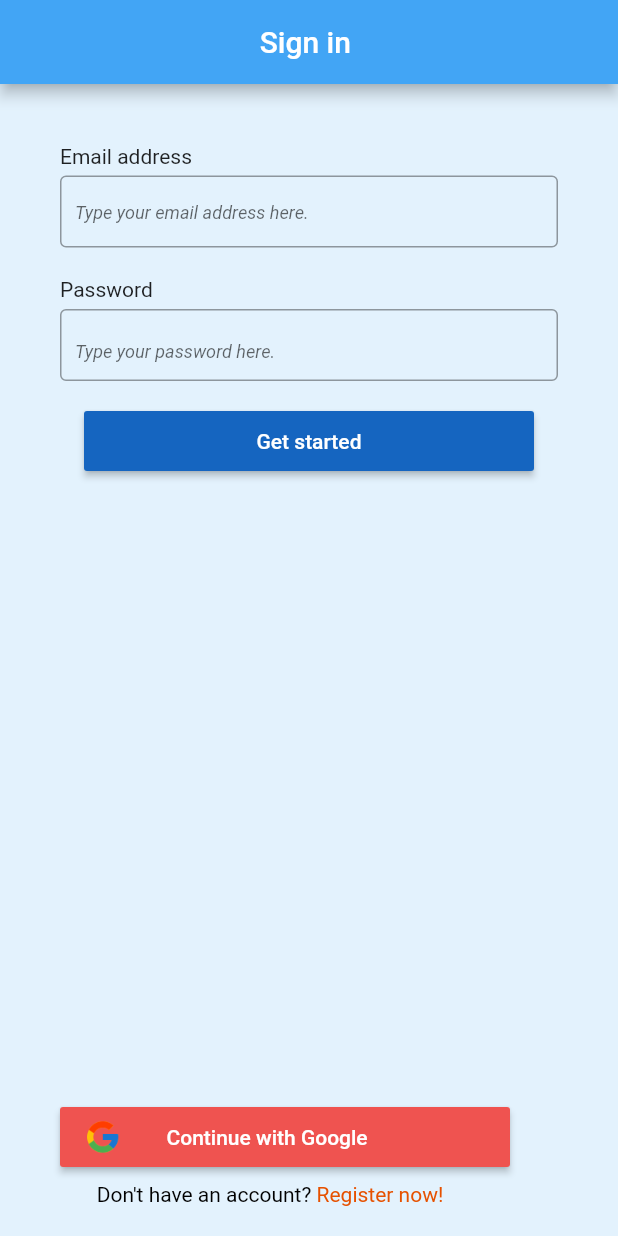
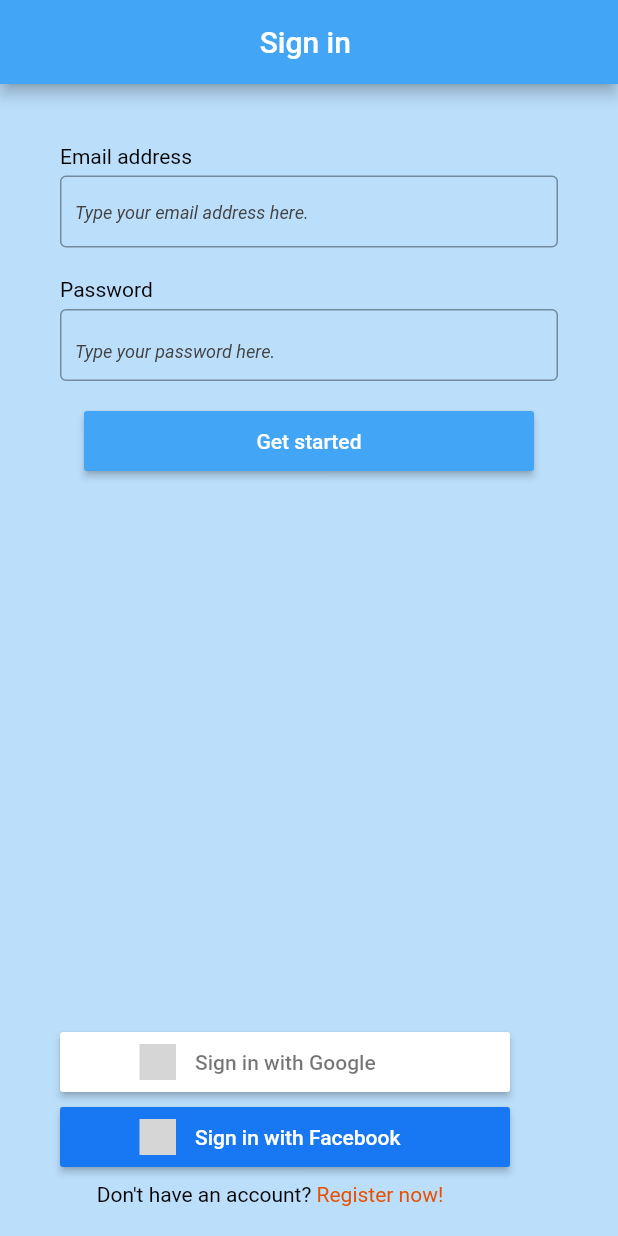
Before and after one commit to hieu1462000/online_musci_app, a Flutter app: the screen it shows after launch, on a phone screen of 412 x 824 dp. Run offline on Flutter 3.47's test engine with Material 2 defaults, Android fonts, the phone set to English and light mode, and no system bars; our stand-ins replace firebase_auth, firebase_core, flutter_signin_button, google_sign_in; missing offline and left inert: flutter_facebook_auth; accounts and stored records are empty; grey boxes are pictures that could not be loaded.

Commit message:
loading widget and sign in with fb

```diff
--- a/lib/main.dart
+++ b/lib/main.dart
@@ -1,8 +1,8 @@
 import 'package:firebase_core/firebase_core.dart';
 import 'package:flutter/material.dart';
 import 'package:online_musci_app/model/user_model.dart';
+import 'package:online_musci_app/screen/app_view.dart';
 import 'package:online_musci_app/service/auth.dart';
-import 'file:///D:/AndroidStudioProjects/online_musci_app/lib/screen/app_view.dart';
 import 'package:provider/provider.dart';
 
 void main() async {
--- a/lib/screen/authenticate/sign_in.dart
+++ b/lib/screen/authenticate/sign_in.dart
@@ -1,7 +1,10 @@
 import 'package:flutter/cupertino.dart';
 import 'package:flutter/gestures.dart';
 import 'package:flutter/material.dart';
+import 'package:flutter_signin_button/button_list.dart';
+import 'package:flutter_signin_button/button_view.dart';
 import 'package:online_musci_app/service/auth.dart';
+import 'package:online_musci_app/service/loading.dart';
 
 class SignIn extends StatefulWidget {
   final Function swapView;
@@ -15,14 +18,15 @@ class _SignInState extends State<SignIn> {
   final AuthService _auth = AuthService();
   final _formKey = GlobalKey<FormState>();
 
+  bool loading = false;
   bool _showPassword = true;
   String error = "";
   String email = "";
   String password = "";
   @override
   Widget build(BuildContext context) {
-    return Scaffold(
-      backgroundColor: Colors.blue[50],
+    return loading ? Loading() : Scaffold(
+      backgroundColor: Colors.blue[100],
       appBar: AppBar(
         backgroundColor: Colors.blue[400],
         title: Center(
@@ -41,17 +45,18 @@ class _SignInState extends State<SignIn> {
                   ),
                   Align(
                       alignment: Alignment.bottomLeft,
-                      child: Text("Email address")),
+                      child: Text("Email address",style: TextStyle(color: Colors.black),)),
                   SizedBox(
                     height: 5,
                   ),
                   TextFormField(
                     decoration: InputDecoration(
+                      fillColor: Colors.grey,
                       contentPadding: const EdgeInsets.symmetric(
                           vertical: 10.0, horizontal: 10),
                       hintText: 'Type your email address here.',
                       hintStyle:
-                          TextStyle(fontSize: 12, fontStyle: FontStyle.italic),
+                          TextStyle(fontSize: 12, fontStyle: FontStyle.italic,color: Colors.grey[800]),
                       border: OutlineInputBorder(),
                     ),
                     validator: (val) => val.isEmpty ? "Enter an email" : null,
@@ -65,7 +70,7 @@ class _SignInState extends State<SignIn> {
                     height: 20,
                   ),
                   Align(
-                      alignment: Alignment.bottomLeft, child: Text("Password")),
+                      alignment: Alignment.bottomLeft, child: Text("Password",style: TextStyle(color: Colors.black))),
                   SizedBox(
                     height: 5,
                   ),
@@ -76,7 +81,7 @@ class _SignInState extends State<SignIn> {
                           vertical: 10.0, horizontal: 10),
                       hintText: "Type your password here.",
                       hintStyle:
-                          TextStyle(fontSize: 12, fontStyle: FontStyle.italic),
+                          TextStyle(fontSize: 12, fontStyle: FontStyle.italic,color: Colors.grey[800]),
                       suffix: GestureDetector(
                         child: Icon(
                           _showPassword
@@ -111,17 +116,21 @@ class _SignInState extends State<SignIn> {
                     child: RaisedButton(
                       onPressed: () async {
                         if (_formKey.currentState.validate()) {
+                          setState(() {
+                            loading = true;
+                          });
                           dynamic result = await _auth
                               .signInWithEmailAndPassword(email, password);
                           if (result == null) {
                             setState(() {
                               error =
                                   "Wrong password or couldn't find your email";
+                              loading = false;
                             });
                           }
                         }
                       },
-                      color: Colors.blue[800],
+                      color: Colors.blue[400],
                       child: Text(
                         "Get started",
                         style: TextStyle(
@@ -144,23 +153,37 @@ class _SignInState extends State<SignIn> {
               Positioned(
                   bottom: 20,
                   child: Container(
-                    child: Column(
-                      children:[
+                    child: Column(children: [
                       SizedBox(
                         width: 300,
                         height: 40,
-                          child: RaisedButton(
-                            onPressed: () async {
+                        child: SignInButton(
+                          Buttons.Google,
+                          onPressed: () async{
+                            setState(() {
+                              loading = true;
+                            });
                             await _auth.signInWithGoogle();
                           },
-                            child: Row(
-                              children: [
-                                Image.asset('assets/icons8-google-48.png',height: 25,width: 25,),
-                                SizedBox(width: 30,),
-                                Text("Continue with Google",style: TextStyle(color: Colors.white),)
-                              ],
+                        )
                       ),
-                            color: Colors.red[400],
+                      SizedBox(
+                        height: 10,
+                      ),
+                      SizedBox(
+                        width: 300,
+                        height: 40,
+                        child: SignInButton(
+                          Buttons.FacebookNew,
+                          onPressed: () async {
+                            setState(() {
+                              loading = true;
+                            });
+                             dynamic result = await _auth.signInWithFacebook();
+                             if (result == null) {
+                               loading = false;
+                             }
+                          },
                         ),
                       ),
                       SizedBox(
@@ -184,8 +207,8 @@ class _SignInState extends State<SignIn> {
                             ),
                           ],
                         )),
-                        ),]
                       ),
+                    ]),
                   ))
             ]),
           )),
--- a/pubspec.yaml
+++ b/pubspec.yaml
@@ -30,11 +30,14 @@ dependencies:
   # The following adds the Cupertino Icons font to your application.
   # Use with the CupertinoIcons class for iOS style icons.
   cupertino_icons: ^1.0.2
+  iconsax: ^0.0.8
   firebase_core: ^1.6.0
   firebase_auth: ^3.1.0
   cloud_firestore: ^2.5.1
   provider: ^5.0.0
   google_sign_in: ^4.5.0
+  flutter_facebook_auth: ^3.5.0
+  flutter_signin_button: ^2.0.0
 
 dev_dependencies:
   flutter_test:
```
Also changed, not shown: lib/screen/authenticate/register.dart (+9 -4 lines), lib/service/auth.dart (+19 -0 lines), lib/service/loading.dart (added, +13 -0 lines), pubspec.lock, 5 other files. Lines whose indentation alone changed are shown as unchanged.
